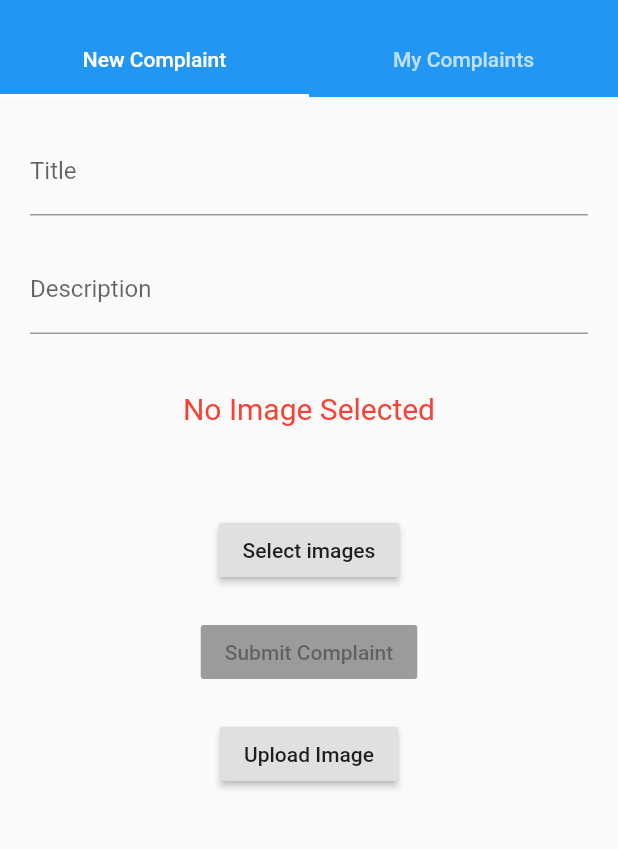
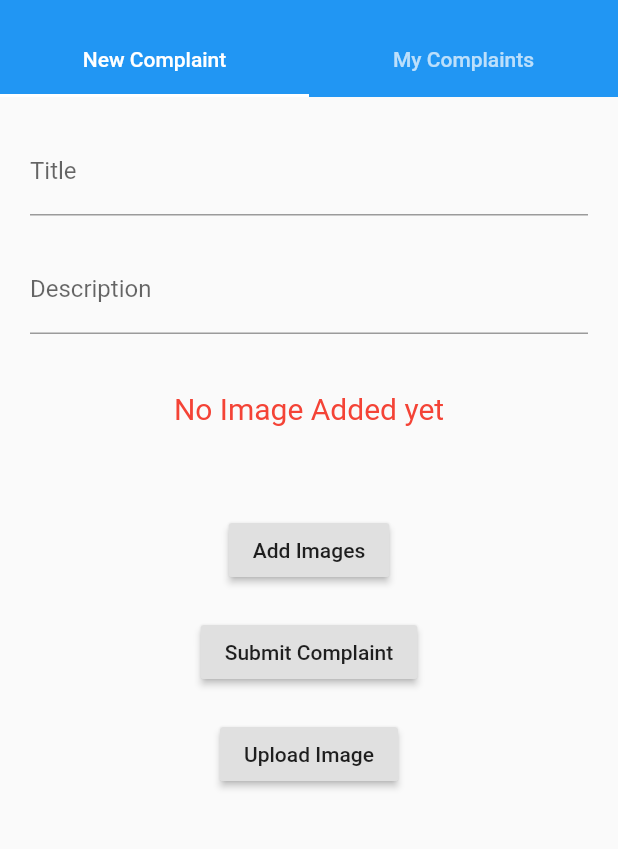
Before and after one commit to kalashjain001/cfi_complaints_app, a Flutter app: the screen it shows once a user with an empty profile is signed in, on a phone screen of 412 x 824 dp, the part 59-908 px from its top. Run offline on Flutter 3.47's test engine with Material 2 defaults, Android fonts, the phone set to English and light mode, and no system bars; our stand-ins replace cloud_firestore, firebase_auth, firebase_storage, flutter_spinkit, fluttertoast; missing offline and left inert: multi_image_picker; accounts and stored records are empty.

Commit message:
My complaints updated

```diff
--- /dev/null
+++ b/lib/models/Complaint.dart
@@ -0,0 +1,7 @@
+class Complaint{
+  final String title;
+  final String description;
+  final List<dynamic> images_url;
+
+  Complaint({this.title, this.description, this.images_url });
+}
--- a/lib/screens/home/home.dart
+++ b/lib/screens/home/home.dart
@@ -1,25 +1,31 @@
 import 'dart:io';
+import 'package:cfi_complaints_app/models/Complaint.dart';
+import 'package:cfi_complaints_app/models/user.dart';
 import 'package:cfi_complaints_app/services/auth.dart';
+import 'package:cfi_complaints_app/services/database.dart';
+import 'package:cloud_firestore/cloud_firestore.dart';
 import 'package:firebase_storage/firebase_storage.dart';
 import 'package:flutter/material.dart';
 import 'package:flutter/services.dart';
 import 'package:multi_image_picker/multi_image_picker.dart';
 import 'package:path_provider/path_provider.dart';
+import 'package:provider/provider.dart';
 
 class Home extends StatefulWidget {
 
   @override
-  _HomeState createState() => _HomeState();
+  HomeState createState() => HomeState();
 }
 
-class _HomeState extends State<Home> {
+class HomeState extends State<Home> {
 
   List<Asset> images = List<Asset>();
-  String _error = 'No Image Selected';
-  String compTitle;
-  String compDescription;
-  StorageReference _refernce = FirebaseStorage.instance.ref().child('myimage.jpg');
-  String downloadUrl;
+  String _error = 'No Image Added yet';
+  final compTitle = TextEditingController();
+  final compDescription = TextEditingController();
+  int i=0;
+  int complaintCount = 0;
+  List<String> downloadUrl = List<String>();
 
   @override
   void initState() {
@@ -28,6 +34,9 @@ class _HomeState extends State<Home> {
 
   @override
   Widget build(BuildContext context) {
+
+    final user = Provider.of<User>(context);
+    final DatabaseService db = DatabaseService(user.uid);
     final AuthService _auth = AuthService();
     final List<Tab> myTabs = <Tab>[
       Tab(text: 'New Complaint'),
@@ -55,7 +64,7 @@ class _HomeState extends State<Home> {
         body: TabBarView(
           children: myTabs.map((Tab tab) {
             final String label = tab.text;
-            return label == 'New Complaint' ? Comp() : all();
+            return label == 'New Complaint' ? Comp(db) : All();
           }).toList(),
         ),
       ),
@@ -75,20 +84,42 @@ class _HomeState extends State<Home> {
     return file;
   }
 
-  Future<void> uploadImage() async {
-    File temp = await getImageFileFromAssets(images[0]);
-    StorageUploadTask uploadTask = _refernce.putFile(temp);
-    StorageTaskSnapshot taskSnapshot = await uploadTask.onComplete;
-    print('Uploaded');
+
+  void submitComp(DatabaseService db) async{
+    for (int imgCount=1; imgCount <= images.length; imgCount++) {
+      StorageReference imageReference = FirebaseStorage.instance.ref().child(
+          'Complaint$complaintCount image$imgCount.jpg');
+      File temp = await getImageFileFromAssets(images[imgCount-1]);
+      StorageUploadTask uploadTask = imageReference.putFile(temp);
+      StorageTaskSnapshot taskSnapshot = await uploadTask.onComplete;
+      String downloadAddress = await imageReference.getDownloadURL();
+      print(downloadAddress);
+      setState(() {
+        downloadUrl.add(downloadAddress);
+      });
+    }
+    complaintCount++;
+    await db.enterUserData(compTitle.text, compDescription.text, downloadUrl, complaintCount);
+    compTitle.text = '';
+    compDescription.text = '';
+    setState(() {
+      images.removeRange(0, images.length);
+      downloadUrl.removeRange(0, downloadUrl.length);
+    });
   }
 
+
+  Future<void> uploadImage() async {
+
+  }
+/*
   Future<void> downloadImage() async{
     String downloadAddress = await _refernce.getDownloadURL();
     setState(() {
-      downloadUrl = downloadAddress;
+      downloadUrl.add(downloadAddress);
     });
   }
-
+*/
   Future<void> loadAssets() async {
     List<Asset> resultList = List<Asset>();
     String error = 'No Image Selected';
@@ -129,7 +160,7 @@ class _HomeState extends State<Home> {
     });
   }
 
-  Widget Comp() {
+  Widget Comp(DatabaseService db) {
     return ListView(
       children: <Widget>[
         Padding(
@@ -139,11 +170,7 @@ class _HomeState extends State<Home> {
               labelText: 'Title',
             ),
             maxLines: null,
-            onChanged: (value){
-              setState(() {
-                compTitle = value;
-              });
-            },
+            controller: compTitle,
           ),
         ),
         Padding(
@@ -152,11 +179,7 @@ class _HomeState extends State<Home> {
             decoration: InputDecoration(
               labelText: 'Description',
             ),
-            onChanged: (value){
-              setState(() {
-                compDescription = value;
-              });
-            },
+            controller: compDescription,
             maxLines: null,
           ),
         ),
@@ -179,7 +202,7 @@ class _HomeState extends State<Home> {
         ),
         Center(
           child: RaisedButton(
-            child: Text('Select images'),
+            child: Text('Add Images'),
             onPressed: loadAssets,
           ),
         ),
@@ -189,6 +212,7 @@ class _HomeState extends State<Home> {
         Center(
           child: RaisedButton(
             child: Text('Submit Complaint'),
+            onPressed:() => submitComp(db),
           ),
         ),
         SizedBox(height: 20,),
@@ -202,26 +226,7 @@ class _HomeState extends State<Home> {
     );
   }
 
-  Widget all() {
-    return Center(
-      child: ListView(
-        children: <Widget>[
-          RaisedButton(
-            child: Text('Download Image'),
-            onPressed: downloadImage,
-            ),
-          if(downloadUrl!=null)
-            Card(
-              child: Container(
-                child: Image.network(downloadUrl),
-                height: 300,
-                width: 300,
-              ),
-            ),
-        ],
-      )
-    );
-  }
+
 
   Widget dispImages() {
     return Container(
@@ -244,3 +249,85 @@ class _HomeState extends State<Home> {
     );
   }
 }
+/*
+class All extends StatelessWidget{
+  @override
+  Widget build(BuildContext context) {
+    final user = Provider.of<User>(context);
+
+    return StreamBuilder <QuerySnapshot>(
+      stream: DatabaseService(user.uid).myComplaints,
+      builder: (BuildContext context, AsyncSnapshot<QuerySnapshot> snapshot){
+        if(snapshot.data.documents!=null) {
+          List<Complaint> myComp = snapshot.data.documents.map((doc) {
+            return Complaint(
+              title: doc.data['title'],
+              description: doc.data['description'],
+              images_url: doc.data['images_url'],
+            );
+          }).toList();
+          return ListView.builder(
+            itemBuilder: (context, index) {
+              return Padding(
+                padding: const EdgeInsets.only(top: 8.0),
+                child: Card(
+                  margin: EdgeInsets.fromLTRB(20.0, 6.0, 20.0, 0.0),
+                  child: ListTile(
+                    title: Text(myComp[index].title),
+                    subtitle: Text(myComp[index].description),
+                  ),
+                ),
+              );
+            },
+            itemCount: myComp.length,
+          );
+        }
+        else{
+          return Center(child: Text('No Complaints yet'),);
+        }
+      },
+    );
+  }
+}*/
+
+class All extends StatelessWidget {
+  @override
+  Widget build(BuildContext context) {
+
+    final user = Provider.of<User>(context);
+    return StreamProvider<List<Complaint>>.value(
+      value: DatabaseService(user.uid).myComplaints,
+      child: ComplaintsList(),
+    );
+  }
+}
+
+
+class ComplaintsList extends StatefulWidget {
+  @override
+  _ComplaintsListState createState() => _ComplaintsListState();
+}
+
+class _ComplaintsListState extends State<ComplaintsList> {
+
+  @override
+  Widget build(BuildContext context) {
+
+    final myComplaints = Provider.of<List<Complaint>>(context);
+    return myComplaints!=null ? ListView.builder(
+        itemCount: myComplaints.length,
+        itemBuilder: (context, index) {
+          Complaint complaint = myComplaints[index];
+          return Padding(
+            padding: const EdgeInsets.only(top: 8.0),
+            child: Card(
+              margin: EdgeInsets.fromLTRB(20.0, 6.0, 20.0, 0.0),
+              child: ListTile(
+                title: Text(complaint.title),
+                subtitle: Text(complaint.description),
+              ),
+            ),
+          );
+    }) : Center(child: Text('No Complaints yet'),);
+  }
+}
--- /dev/null
+++ b/lib/services/database.dart
@@ -0,0 +1,44 @@
+import 'package:cfi_complaints_app/models/Complaint.dart';
+import 'package:cloud_firestore/cloud_firestore.dart';
+
+class DatabaseService {
+
+  final String uid;
+  int i=0;
+
+  DatabaseService(this.uid);
+
+  // collection reference
+  final CollectionReference allComplaints = Firestore.instance.collection('All Complaints');
+
+  Future<void> enterUserData(String title, String description, List<String> images_url,int i) async {
+
+    return await allComplaints.document(uid).collection('My Complaints').document('Complaint $i').setData({
+      'title': title,
+      'description': description,
+      'images_url': images_url,
+    }).then((value) => print("Complaint Added"))
+        .catchError((error) => print("Failed to add complaint: $error"));
+  }
+
+  List<Complaint> _complaintListFromSnapshot(QuerySnapshot snapshot) {
+    return snapshot.documents.map((doc){
+      return Complaint(
+          title: doc.data['title'],
+          description: doc.data['description'],
+          images_url: doc.data['images_url'],
+      );
+    }).toList();
+  }
+/*
+  Stream<QuerySnapshot> get myComplaints {
+    return allComplaints.document(uid).collection('My Complaints').snapshots();
+
+  }
+*/
+  // get brews stream
+  Stream<List<Complaint>> get myComplaints {
+    return allComplaints.document(uid).collection('My Complaints').snapshots()
+        .map(_complaintListFromSnapshot);
+  }
+}
```
Also changed, not shown: lib/screens/home/allComp.dart (deleted).
